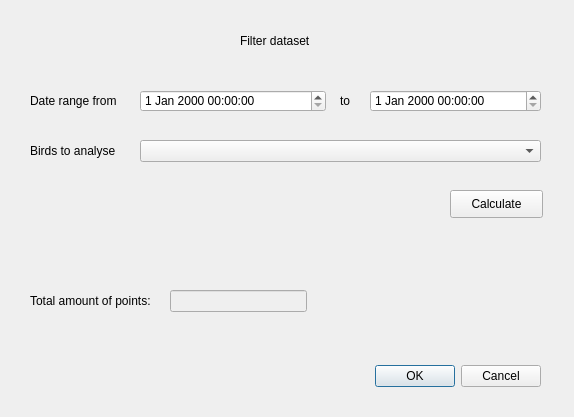
The window that src/plugin/movement_analysis/movement_analysis_dialog_filter.ui (saadsaifse/flight-analysis) describes before a commit, drawn with Qt 5.
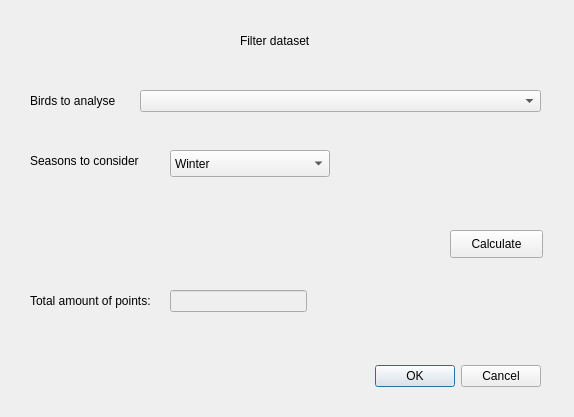
The same window after the commit. Custom widgets are drawn as their Qt base class.

Commit message: filter interface to select seasons, not dates

Patch:
```diff
--- a/src/plugin/movement_analysis/movement_analysis_dialog_filter.ui
+++ b/src/plugin/movement_analysis/movement_analysis_dialog_filter.ui
@@ -72,7 +72,7 @@
    <property name="geometry">
     <rect>
      <x>30</x>
-     <y>140</y>
+     <y>90</y>
      <width>170</width>
      <height>22</height>
     </rect>
@@ -85,7 +85,7 @@
    <property name="geometry">
     <rect>
      <x>450</x>
-     <y>190</y>
+     <y>230</y>
      <width>93</width>
      <height>28</height>
     </rect>
@@ -98,64 +98,61 @@
    <property name="geometry">
     <rect>
      <x>30</x>
-     <y>90</y>
-     <width>94</width>
+     <y>150</y>
+     <width>121</width>
      <height>22</height>
     </rect>
    </property>
    <property name="text">
-    <string>Date range from</string>
-   </property>
-  </widget>
-  <widget class="QLabel" name="label_3">
-   <property name="geometry">
-    <rect>
-     <x>340</x>
-     <y>90</y>
-     <width>21</width>
-     <height>22</height>
-    </rect>
-   </property>
-   <property name="text">
-    <string>to</string>
-   </property>
-  </widget>
-  <widget class="QgsDateTimeEdit" name="mDateTimeEdit_From">
-   <property name="geometry">
-    <rect>
-     <x>140</x>
-     <y>90</y>
-     <width>186</width>
-     <height>22</height>
-    </rect>
-   </property>
-  </widget>
-  <widget class="QgsDateTimeEdit" name="mDateTimeEdit_To">
-   <property name="geometry">
-    <rect>
-     <x>370</x>
-     <y>90</y>
-     <width>171</width>
-     <height>22</height>
-    </rect>
+    <string>Seasons to consider</string>
    </property>
   </widget>
   <widget class="QComboBox" name="comboBox">
    <property name="geometry">
     <rect>
      <x>140</x>
-     <y>140</y>
+     <y>90</y>
      <width>401</width>
      <height>22</height>
     </rect>
    </property>
   </widget>
+  <widget class="QgsCheckableComboBox" name="mComboBox">
+   <property name="geometry">
+    <rect>
+     <x>170</x>
+     <y>150</y>
+     <width>160</width>
+     <height>27</height>
+    </rect>
+   </property>
+   <item>
+    <property name="text">
+     <string>Winter</string>
+    </property>
+   </item>
+   <item>
+    <property name="text">
+     <string>Spring</string>
+    </property>
+   </item>
+   <item>
+    <property name="text">
+     <string>Summer</string>
+    </property>
+   </item>
+   <item>
+    <property name="text">
+     <string>Autumn</string>
+    </property>
+   </item>
+  </widget>
  </widget>
  <customwidgets>
   <customwidget>
-   <class>QgsDateTimeEdit</class>
-   <extends>QDateTimeEdit</extends>
-   <header>qgsdatetimeedit.h</header>
+   <class>QgsCheckableComboBox</class>
+   <extends>QComboBox</extends>
+   <header>qgscheckablecombobox.h</header>
   </customwidget>
  </customwidgets>
  <resources/>
```
The commit also changes 1 other file.
